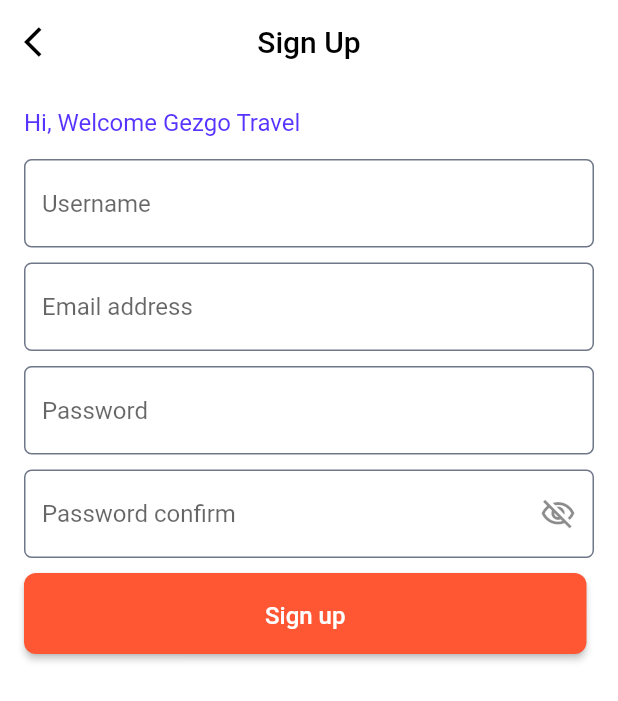
After one commit to Surayya-code/Gezgo_travel, a Flutter app: the SignInScreen screen opened directly, after a tap on "Sign in", after a tap on "Sign Up", on a phone screen of 412 x 824 dp. The commit adds this screen. Shown: the top 701 px of the screen. Run offline on Flutter 3.47's test engine with Material 2 defaults, Android fonts, the phone set to English and light mode, and no system bars; Roboto replaces fonts that are missing (Poppins-Regular).

Commit message:
SignUp screen

```diff
--- a/GezGoTravel/gezgo_travel_app/lib/ui/my_app.dart
+++ b/GezGoTravel/gezgo_travel_app/lib/ui/my_app.dart
@@ -1,7 +1,7 @@
 import 'package:flutter/material.dart';
 import 'package:gezgo_travel_app/ui/theme/app_theme.dart';
 
-import 'screens/onBoarding_screen.dart';
+import 'screens/on_boarding_screen.dart';
 
 class MyApp extends StatelessWidget {
   const MyApp({super.key});
--- a/GezGoTravel/gezgo_travel_app/lib/ui/screens/onBoarding_screen.dart
+++ b/GezGoTravel/gezgo_travel_app/lib/ui/screens/on_boarding_screen.dart
@@ -1,6 +1,6 @@
 import 'package:flutter/material.dart';
 import 'package:gezgo_travel_app/app/resources/app_assets.dart';
-import 'package:gezgo_travel_app/ui/screens/getStarted_screen.dart';
+import 'package:gezgo_travel_app/ui/screens/sign_in_screen.dart';
 import 'package:gezgo_travel_app/ui/style/app_text_styles.dart';
 
 import '../widgets/onboard_button.dart';
@@ -103,7 +103,7 @@
                                   context,
                                   MaterialPageRoute(
                                       builder: (context) =>
-                                          const GetStartedScreen()),
+                                          const SignInScreen()),
                                 );
                               }
                             });
--- a/GezGoTravel/gezgo_travel_app/lib/ui/screens/getStarted_screen.dart
+++ b/GezGoTravel/gezgo_travel_app/lib/ui/screens/sign_in_screen.dart
@@ -1,20 +1,37 @@
 import 'package:flutter/material.dart';
 import 'package:gezgo_travel_app/app/resources/app_assets.dart';
-import 'package:gezgo_travel_app/ui/screens/onBoarding_screen.dart';
+import 'package:gezgo_travel_app/ui/screens/forgot_password_screen.dart';
+import 'package:gezgo_travel_app/ui/screens/home_screen.dart';
 import 'package:gezgo_travel_app/ui/theme/app_colors.dart';
 import 'package:gezgo_travel_app/ui/widgets/onboard_button.dart';
 
-class GetStartedScreen extends StatefulWidget {
-  const GetStartedScreen({super.key});
+import '../widgets/global_text_input.dart';
+import 'sign_up_screen.dart';
+
+class SignInScreen extends StatefulWidget {
+  const SignInScreen({super.key});
 
   @override
-  State<GetStartedScreen> createState() => _GetStartedScreenState();
+  State<SignInScreen> createState() => _SignInScreenState();
 }
 
-class _GetStartedScreenState extends State<GetStartedScreen> {
+class _SignInScreenState extends State<SignInScreen> {
   final _formKey = GlobalKey<FormState>();
+  final emailController = TextEditingController();
+  final passController = TextEditingController();
+  final emailFocus = FocusNode();
+  final passwFocus = FocusNode();
   final emailRegex = RegExp(
       r"^[a-zA-Z0-9.a-zA-Z0-9.!#$%&'*+-/=?^_`{|}~]+@[a-zA-Z0-9]+\.[a-zA-Z]+");
+
+  @override
+  void dispose() {
+    emailController.dispose();
+    passController.dispose();
+    emailFocus.dispose();
+    passwFocus.dispose();
+    super.dispose();
+  }
 
   @override
   Widget build(BuildContext context) {
@@ -35,7 +52,7 @@
                 child: Column(
                   children: [
                     const SizedBox(
-                      height: 140,
+                      height: 80,
                     ),
                     Center(
                       child: Container(
@@ -50,8 +67,8 @@
                       height: 20,
                     ),
                     Padding(
-                      padding:
-                        const  EdgeInsets.symmetric(vertical: 8, horizontal: 8),
+                      padding: const EdgeInsets.symmetric(
+                          vertical: 8, horizontal: 8),
                       child: Container(
                         decoration: BoxDecoration(
                             color: Colors.white.withOpacity(0.8),
@@ -76,20 +93,39 @@
                                   const SizedBox(
                                     height: 10,
                                   ),
-                                  TextFormField(
+                                  GlobalTextInput(
+                                    regex: emailRegex,
+                                    keyboardType: TextInputType.emailAddress,
+                                    hintText: "Email address",
                                     validator: (value) {
-                                      if (value == null || value.isEmpty) {
+                                      if (value!.isEmpty) {
                                         return "Email isn't empty!";
-                                       }else if(!emailRegex.hasMatch(value)){
+                                      } else if (!emailRegex.hasMatch(value)) {
                                         return "Enter Valid Email!";
                                       }
                                       return null;
                                     },
-                                    keyboardType: TextInputType.emailAddress,
-                                    decoration: const InputDecoration(
-                                      border: OutlineInputBorder(),
-                                      hintText: "Email address",
+                                    obscureText: false,
+                                    controller: emailController,
+                                    focusNode: emailFocus,
                                   ),
+                                  const SizedBox(
+                                    height: 10,
+                                  ),
+                                  GlobalTextInput(
+                                    keyboardType: TextInputType.visiblePassword,
+                                    hintText: "Password",
+                                    validator: (value) {
+                                      if (value!.isEmpty) {
+                                        return "Password isn't empty!";
+                                      } else if (value.length < 6) {
+                                        return "Password must not be less than 6 characters!";
+                                      }
+                                      return null;
+                                    },
+                                    controller: passController,
+                                    focusNode: passwFocus,
+                                    obscureText: true,
                                   ),
                                   const SizedBox(
                                     height: 10,
@@ -97,12 +133,15 @@
                                   OnBoardingButton(
                                     text: "Sign in",
                                     onTap: () {
-                                      if(_formKey.currentState!.validate()){
+                                      if (_formKey.currentState!.validate()) {
                                         //const CircularProgressIndicator();
-                                        Navigator.of(context).push(
+                                        Navigator.push(
+                                          context,
                                           MaterialPageRoute(
-                                            builder: (context)=>
-                                            const OnBoardingScreen()));
+                                              builder: (context) =>
+                                                  const HomeScreen()),
+                                        );
+                                        emailController.clear();
                                       }
                                     },
                                   ),
@@ -110,7 +149,7 @@
                                     height: 15,
                                   ),
                                   Row(
-                                    children:const [
+                                    children: const [
                                       Expanded(
                                           child: Divider(
                                               thickness: 1.0,
@@ -159,8 +198,34 @@
                                       ),
                                     ],
                                   ),
+                                 const SizedBox(height: 10,),
+                                   InkWell(
+                                    onTap: (){
+                                       Navigator.of(context).push(
+                                              MaterialPageRoute(
+                                                  builder: (context) =>
+                                                      const ForgotPasswordScreen()));
+                                    },
+                                     child: const Text(
+                                            "Forgot password?",
+                                            style: TextStyle(
+                                                color: AppColors.oppositeColor,
+                                                fontSize: 14.0,
+                                                fontWeight: FontWeight.normal),
+                                          ),
+                                   ),
+
+                                  Row(
+                                    mainAxisAlignment: MainAxisAlignment.center,
+                                    children: [
+                                       const Text("Don't have account? "),
                                       TextButton(
-                                    onPressed: () {},
+                                        onPressed: () {
+                                          Navigator.of(context).push(
+                                              MaterialPageRoute(
+                                                  builder: (context) =>
+                                                      const SignUpScreen()));
+                                        },
                                         child: const Text(
                                           "Sign Up",
                                           style: TextStyle(
@@ -168,6 +233,8 @@
                                               fontSize: 18.0,
                                               fontWeight: FontWeight.bold),
                                         ),
+                                      ),
+                                    ],
                                   ),
                                   const Text("By registering you agree to our"),
                                   TextButton(
--- /dev/null
+++ b/GezGoTravel/gezgo_travel_app/lib/ui/screens/sign_up_screen.dart
@@ -0,0 +1,184 @@
+import 'package:flutter/material.dart';
+import 'package:gezgo_travel_app/ui/theme/app_colors.dart';
+import 'package:gezgo_travel_app/ui/widgets/global_text_input.dart';
+
+import '../widgets/onboard_button.dart';
+import 'home_screen.dart';
+
+class SignUpScreen extends StatefulWidget {
+  const SignUpScreen({super.key});
+
+  @override
+  State<SignUpScreen> createState() => _SignUpScreenState();
+}
+
+class _SignUpScreenState extends State<SignUpScreen> {
+  final _formKey = GlobalKey<FormState>();
+  final usernameController = TextEditingController();
+  final passController = TextEditingController();
+  final confirmPassController = TextEditingController();
+  final emailController = TextEditingController();
+  final emailFocus = FocusNode();
+  final usernameFocus = FocusNode();
+  final passwFocus = FocusNode();
+  final confirmPasswFocus = FocusNode();
+  late bool passToggle = true;
+  late bool confirmPassToggle = true;
+  final emailRegex = RegExp(
+      r"^[a-zA-Z0-9.a-zA-Z0-9.!#$%&'*+-/=?^_`{|}~]+@[a-zA-Z0-9]+\.[a-zA-Z]+");
+
+  @override
+  void dispose() {
+    usernameController.dispose();
+    emailController.dispose();
+    passController.dispose();
+    confirmPassController.dispose();
+    usernameFocus.dispose();
+    passwFocus.dispose();
+    confirmPasswFocus.dispose();
+    emailFocus.dispose();
+    super.dispose();
+  }
+
+  @override
+  Widget build(BuildContext context) {
+    return SafeArea(
+      child: Scaffold(
+        backgroundColor: AppColors.colorWhite,
+        appBar: AppBar(
+          leading: IconButton(
+              onPressed: () {
+                Navigator.of(context).pop();
+              },
+              icon: const Icon(Icons.arrow_back_ios)),
+          title: const Text("Sign Up"),
+          centerTitle: true,
+        ),
+        body: SingleChildScrollView(
+          child: Padding(
+            padding: const EdgeInsets.all(16.0),
+            child: Form(
+              key: _formKey,
+              child: Column(
+                mainAxisAlignment: MainAxisAlignment.start,
+                crossAxisAlignment: CrossAxisAlignment.start,
+                children: [
+                  const Text(
+                    "Hi, Welcome Gezgo Travel",
+                    style: TextStyle(
+                        color: AppColors.oppositeColor,
+                        fontSize: 16.0,
+                        fontWeight: FontWeight.normal),
+                  ),
+                  const SizedBox(
+                    height: 15,
+                  ),
+                  GlobalTextInput(
+                    keyboardType: TextInputType.text,
+                    hintText: "Username",
+                    validator: (value) {
+                      if (value!.isEmpty) {
+                        return "Username isn't empty!";
+                      } else if (value.length < 3) {
+                        return "Username must not be less than 3 characters!";
+                      }
+                      return null;
+                    },
+                    obscureText: false,
+                    controller: usernameController,
+                    focusNode: usernameFocus,
+                  ),
+                  const SizedBox(
+                    height: 10,
+                  ),
+                  GlobalTextInput(
+                    regex: emailRegex,
+                    keyboardType: TextInputType.emailAddress,
+                    hintText: "Email address",
+                    validator: (value) {
+                      if (value!.isEmpty) {
+                        return "Email isn't empty!";
+                      } else if (!emailRegex.hasMatch(value)) {
+                        return "Enter Valid Email!";
+                      }
+                      return null;
+                    },
+                    obscureText: false,
+                    controller: emailController,
+                    focusNode: emailFocus,
+                  ),
+                  const SizedBox(
+                    height: 10,
+                  ),
+                  GlobalTextInput(
+                    keyboardType: TextInputType.visiblePassword,
+                    hintText: "Password",
+                    obscureText: passToggle,
+                    validator: (value) {
+                      if (value!.isEmpty) {
+                        return "Password isn't empty!";
+                      } else if (value.length < 6 &&
+                          passController.text != confirmPassController.text) {
+                        return "Password must not be less than 6 characters!";
+                      }
+                      return null;
+                    },
+                    controller: passController,
+                    focusNode: passwFocus,
+                  ),
+                  const SizedBox(
+                    height: 10,
+                  ),
+                  GlobalTextInput(
+                    keyboardType: TextInputType.visiblePassword,
+                    hintText: "Password confirm",
+                    suffixIcon: InkWell(
+                      onTap: () {
+                        setState(() {
+                          confirmPassToggle = !confirmPassToggle;
+                        });
+                      },
+                      child: Icon(confirmPassToggle
+                          ? Icons.visibility_off_outlined
+                          : Icons.visibility_outlined),
+                    ),
+                    obscureText: confirmPassToggle,
+                    validator: (value) {
+                      if (value!.isEmpty) {
+                        return "Password Confirm isn't empty!";
+                      } else if (confirmPassController.text !=
+                          passController.text) {
+                        return "Password must match!";
+                      }
+                      return null;
+                    },
+                    controller: confirmPassController,
+                    focusNode: confirmPasswFocus,
+                  ),
+                  const SizedBox(
+                    height: 10,
+                  ),
+                  OnBoardingButton(
+                    text: "Sign up",
+                    onTap: () {
+                      if (_formKey.currentState!.validate()) {
+                        if (passController.text == confirmPassController.text) {
+                          Navigator.of(context).push(MaterialPageRoute(
+                              builder: (context) => const HomeScreen()));
+                          usernameController.clear();
+                          passController.clear();
+                          confirmPassController.clear();
+                          emailController.clear();
+                        }
+                      }
+                    },
+                  ),
+                ],
+              ),
+            ),
+          ),
+        ),
+      ),
+    );
+  }
+}
--- /dev/null
+++ b/GezGoTravel/gezgo_travel_app/lib/ui/widgets/global_text_input.dart
@@ -0,0 +1,39 @@
+import 'package:flutter/material.dart';
+
+class GlobalTextInput extends StatelessWidget {
+  const GlobalTextInput({
+    super.key,
+     this.regex,
+     required this.keyboardType,
+     required this.hintText,
+     required this.validator,
+     required this.obscureText,
+     this.suffixIcon,
+     required this.focusNode,
+     required this.controller,
+  });
+
+  final RegExp? regex;
+  final FocusNode focusNode;
+  final TextEditingController controller;
+  final TextInputType keyboardType;
+  final String hintText;
+  final bool obscureText;
+  final Widget? suffixIcon;
+  final String? Function(String?) validator;
+
+  @override
+  Widget build(BuildContext context) {
+    return TextFormField(
+      validator: validator,
+      obscureText:obscureText ,
+      keyboardType: keyboardType ,
+      decoration:  InputDecoration(
+        suffixIcon:suffixIcon,
+        border: const OutlineInputBorder(),
+        hintText:hintText,
+
+      ),
+    );
+  }
+}
--- a/GezGoTravel/gezgo_travel_app/lib/ui/widgets/onboard_button.dart
+++ b/GezGoTravel/gezgo_travel_app/lib/ui/widgets/onboard_button.dart
@@ -1,14 +1,18 @@
 import 'package:flutter/material.dart';
+
 import '../style/app_text_styles.dart';
 import '../theme/app_colors.dart';
 
 class OnBoardingButton extends StatelessWidget {
-  final void Function()? onTap;
+  final VoidCallback? onTap;
   final String text;
+
+
   const OnBoardingButton({
-    super.key,
-     this.onTap, required this.text,
-  });
+    Key? key,
+    required this.onTap,
+    required this.text,
+  }) : super(key: key);
 
   @override
   Widget build(BuildContext context) {
```
Also changed, not shown: GezGoTravel/gezgo_travel_app/lib/ui/screens/forgot_password_screen.dart (added, +24 -0 lines), GezGoTravel/gezgo_travel_app/lib/ui/screens/home_screen.dart (added, +28 -0 lines). Lines whose indentation alone changed are shown as unchanged.
